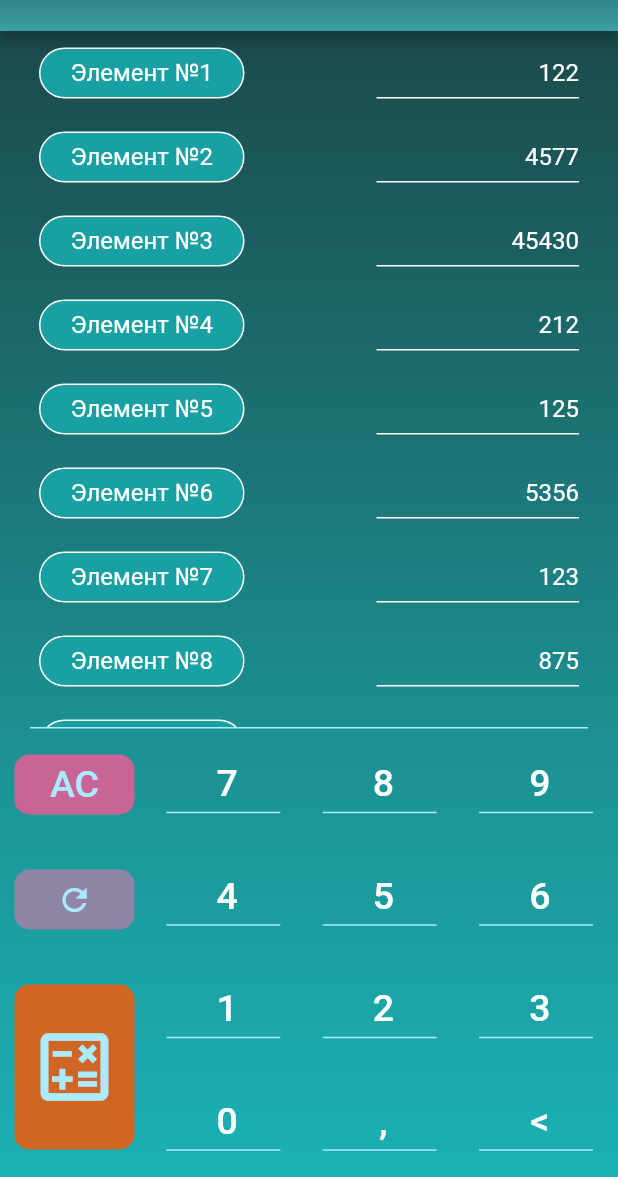
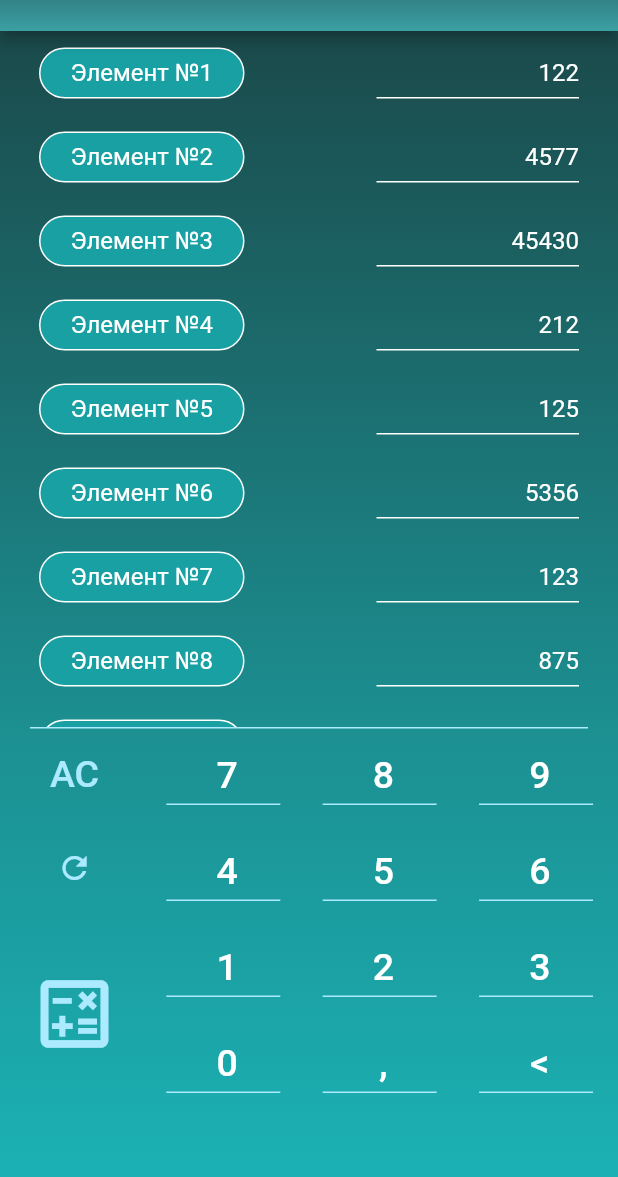
Before and after one commit to windownik/exchanger, a Flutter app: the screen it shows after launch, on a phone screen of 412 x 824 dp, the part 59-1236 px from its top. Run offline on Flutter 3.47's test engine with Material 2 defaults, Android fonts, the phone set to English and light mode, and no system bars; our stand-ins replace flutter_svg, get, shared_preferences.

Commit message:
start on mac

```diff
--- a/lib/screens/mainScreen/bottom_custom_bar.dart
+++ b/lib/screens/mainScreen/bottom_custom_bar.dart
@@ -56,6 +56,7 @@ class CustomRow extends StatelessWidget{
             BtnClear(),
             BtnReload(),
             OpenCalculator(),
+            SizedBox(height: 20,)
           ],),
         Column(
           mainAxisAlignment: MainAxisAlignment.spaceAround,
@@ -64,6 +65,7 @@ class CustomRow extends StatelessWidget{
           CustomCalcBtn(calcBtnText: '4',),
           CustomCalcBtn(calcBtnText: '1',),
             CustomCalcBtn(calcBtnText: '0',),
+            const SizedBox(height: 20,)
         ],),
         Column(mainAxisAlignment: MainAxisAlignment.spaceAround,
           children: [
@@ -71,6 +73,7 @@ class CustomRow extends StatelessWidget{
           CustomCalcBtn(calcBtnText: '5',),
           CustomCalcBtn(calcBtnText: '2',),
             CustomCalcBtn(calcBtnText: ',',),
+            const SizedBox(height: 20,)
         ],),
         Column(mainAxisAlignment: MainAxisAlignment.spaceAround,
           children: [
@@ -78,6 +81,7 @@ class CustomRow extends StatelessWidget{
           CustomCalcBtn(calcBtnText: '6',),
           CustomCalcBtn(calcBtnText: '3',),
             CustomCalcBtn(calcBtnText: '<',),
+            const SizedBox(height: 20,)
         ],)
 
       ],
@@ -168,7 +172,7 @@ class BtnClear extends StatelessWidget{
           height: 40,
           width: 80,
           decoration: BoxDecoration(
-            color: const Color.fromRGBO(200, 100, 150, 1.0),
+            // color: const Color.fromRGBO(200, 100, 150, 1.0),
             borderRadius: BorderRadius.circular(10),
           ),
           child: const Center(child: Text("AC",
@@ -204,7 +208,7 @@ class BtnReload extends StatelessWidget{
           height: 40,
           width: 80,
           decoration: BoxDecoration(
-            color: const Color.fromRGBO(142, 133, 167, 1.0),
+            // color: const Color.fromRGBO(142, 133, 167, 1.0),
             borderRadius: BorderRadius.circular(10),
           ),
           child: const Center(child: Icon(Icons.refresh, color: Color.fromRGBO(171, 234, 255, 1.0),),
@@ -238,7 +242,7 @@ class OpenCalculator extends StatelessWidget{
           height: 110,
           width: 80,
           decoration: BoxDecoration(
-            color: const Color.fromRGBO(208, 101, 36, 1.0),
+            // color: const Color.fromRGBO(208, 101, 36, 1.0),
             borderRadius: BorderRadius.circular(10),
           ),
           child: const Center(child: Icon(Icons.calculate_outlined, size: 60, color: Color.fromRGBO(171, 234, 255, 1.0),),
```
Also changed, not shown: 3 other files.
